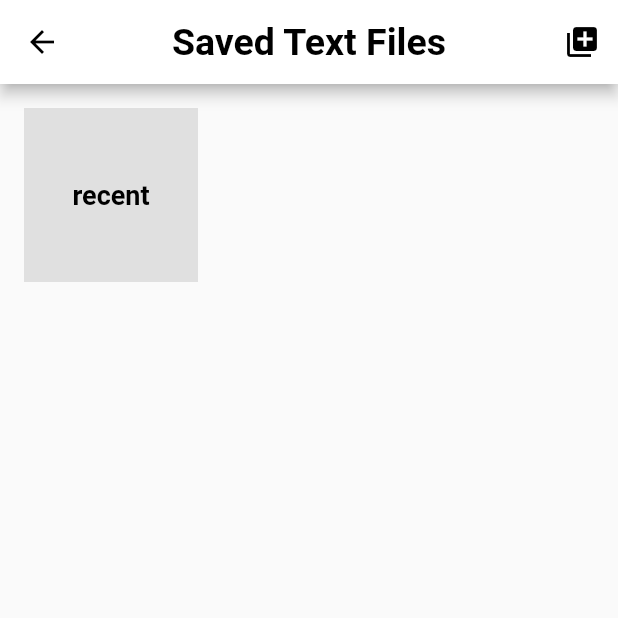
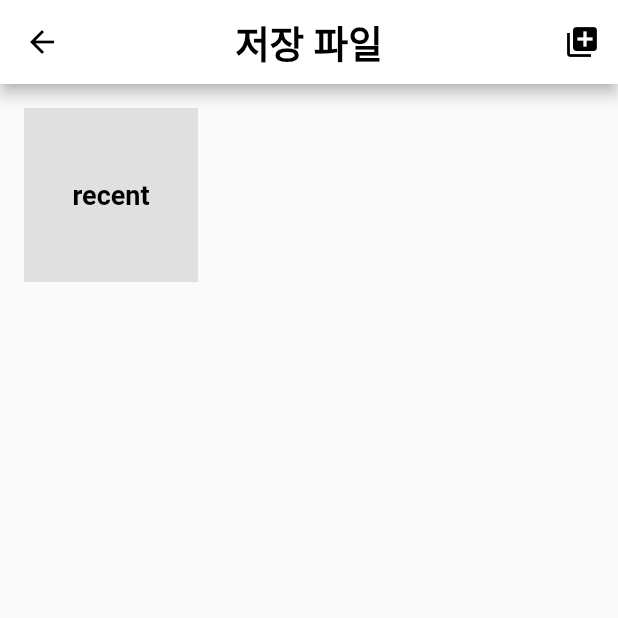
Before and after one commit to mypace0600/goodBible, a Flutter app: the SavedTextFileListScreen screen opened directly, on a phone screen of 412 x 824 dp, the top half of it. Run offline on Flutter 3.47's test engine with Material 2 defaults, Android fonts, the phone set to English and light mode, and no system bars; our stand-ins replace firebase_auth, firebase_core, firebase_messaging, google_sign_in, shared_preferences, sqflite; accounts and stored records are empty; network calls fail.

Commit message:
korean setting

```diff
--- a/lib/screens/about_screen.dart
+++ b/lib/screens/about_screen.dart
@@ -81,7 +81,7 @@ class _AboutScreenState extends State<AboutScreen> {
         context: context,
         builder: (BuildContext context) {
           return AlertDialog(
-            title: const Text("Log out"),
+            title: const Text("로그아웃"),
             actions: [
               TextButton(
                   onPressed: () {
@@ -97,8 +97,8 @@ class _AboutScreenState extends State<AboutScreen> {
                       ),
                     );
                   },
-                  child: const Text("Yes")),
-              TextButton(onPressed: () {}, child: const Text("No")),
+                  child: const Text("네")),
+              TextButton(onPressed: () {}, child: const Text("아니오")),
             ],
           );
         });
@@ -130,7 +130,7 @@ class _AboutScreenState extends State<AboutScreen> {
           color: Colors.black,
         ),
         title: const Text(
-          'About',
+          '정보',
           style: TextStyle(
             color: Colors.black,
             fontSize: 25,
@@ -181,13 +181,13 @@ class _AboutScreenState extends State<AboutScreen> {
                         padding: const EdgeInsets.all(8.0),
                         child: _user != null
                             ? Text('${_user!.email}')
-                            : const Text('email'),
+                            : const Text('이메일'),
                       ),
                       Padding(
                         padding: const EdgeInsets.all(8.0),
                         child: _user != null
                             ? Text('${_user!.displayName}')
-                            : const Text('name'),
+                            : const Text('이름'),
                       ),
                     ],
                   ),
--- a/lib/screens/saved_text_file_list_screen.dart
+++ b/lib/screens/saved_text_file_list_screen.dart
@@ -87,7 +87,7 @@ class _SavedTextFileListScreenState extends State<SavedTextFileListScreen> {
           color: Colors.black,
         ),
         title: const Text(
-          'Saved Text Files',
+          '저장 파일',
           style: TextStyle(
             color: Colors.black,
             fontSize: 25,
--- a/lib/screens/saved_text_list_screen.dart
+++ b/lib/screens/saved_text_list_screen.dart
@@ -257,7 +257,7 @@ class _SavedTextListScreenState extends State<SavedTextListScreen> {
             }
           }
           return const Center(
-            child: Text('No saved data.'),
+            child: Text('저장된 데이터가 없습니다.'),
           );
         },
       ),
```
